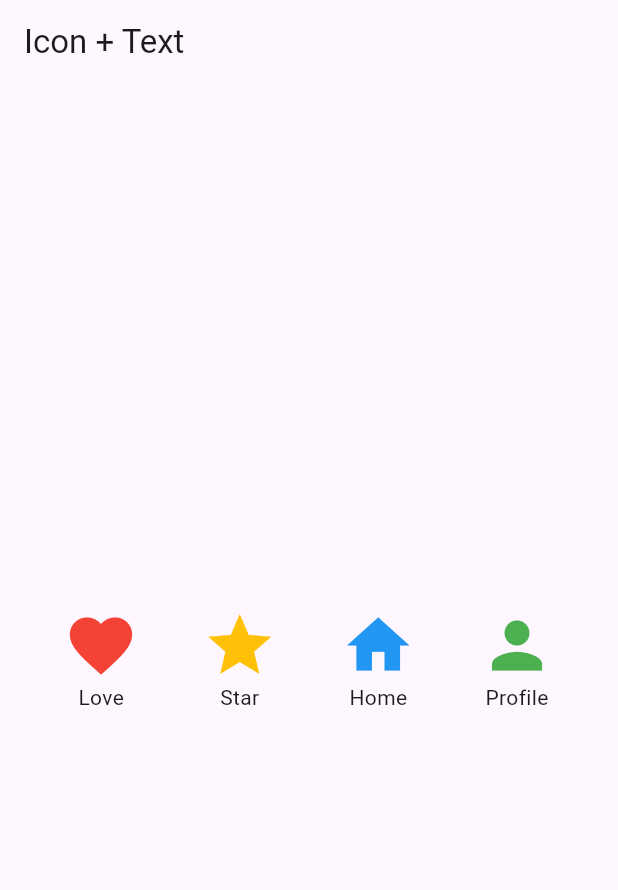
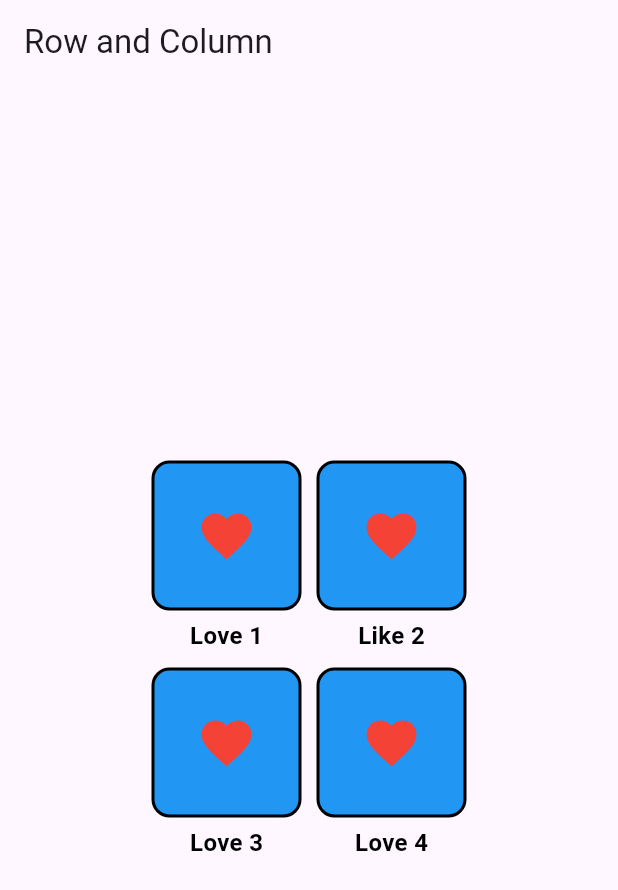
Before and after one commit to sannn-s/Mobile_Praktikum2, a Flutter app: the screen it shows after launch, on a phone screen of 412 x 824 dp. Shown: the top 890 px of the screen. Run offline on Flutter 3.47's test engine with Material 3 defaults, Android fonts, the phone set to English and light mode, and no system bars.

Commit message:
add new images and modify text in KotakBiruJempol widgets

```diff
--- a/lib/main.dart
+++ b/lib/main.dart
@@ -10,41 +10,30 @@ class MyApp extends StatelessWidget {
   @override
   Widget build(BuildContext context) {
     return MaterialApp(
-      title: 'Icon with Text',
+      title: 'Row and Column',
       home: Scaffold(
         appBar: AppBar(
-          title: Text('Icon + Text'),
+          title: Text('Row and Column'),
         ),
         body: Center(
         child: Row(
-            mainAxisAlignment: MainAxisAlignment.spaceEvenly,
+          mainAxisAlignment: MainAxisAlignment.center,
           children: [
             Column(
-                mainAxisSize: MainAxisSize.min,
+              spacing: 10,
+              mainAxisAlignment: MainAxisAlignment.center,
               children: [
-                  Icon(Icons.favorite, color: Colors.red, size: 50),
-                  Text("Love"),
+                 KotakBiruJempol(icon: Icons.favorite, teks: "Love 1"),
+                  KotakBiruJempol(icon: Icons.favorite, teks: "Love 3"),
               ],
             ),
+            SizedBox(width: 10),
             Column(
-                mainAxisSize: MainAxisSize.min,
+              spacing: 10,
+              mainAxisAlignment: MainAxisAlignment.center,
               children: [
-                  Icon(Icons.star, color: Colors.amber, size: 50),
-                  Text("Star"),
-                ],
-              ),
-              Column(
-                mainAxisSize: MainAxisSize.min,
-                children: [
-                  Icon(Icons.home, color: Colors.blue, size: 50),
-                  Text("Home"),
-                ],
-              ),
-              Column(
-                mainAxisSize: MainAxisSize.min,
-                children: [
-                  Icon(Icons.person, color: Colors.green, size: 50),
-                  Text("Profile"),
+                KotakBiruJempol(icon: Icons.favorite, teks: "Like 2"),
+                KotakBiruJempol(icon: Icons.favorite, teks: "Love 4"),
               ],
             ),
           ],
@@ -54,3 +43,42 @@ class MyApp extends StatelessWidget {
     );
   }
 }
+
+class KotakBiruJempol extends StatelessWidget {
+
+  final IconData icon;
+  final String teks;
+
+   KotakBiruJempol({required this.icon, required this.teks});
+
+  @override
+  Widget build(BuildContext context) {
+    return Column(
+      children: [
+     Container(
+      width: 100,
+      height: 100,
+      decoration: BoxDecoration(
+        color: Colors.blue,
+        border: Border.all(color: Colors.black, width: 2),
+        borderRadius: BorderRadius.circular(12),
+      ),
+      child: Icon(
+            icon,
+            color: Colors.red,
+            size: 40,
+          ),
+     ),
+          SizedBox(height: 5),
+          Text(
+            teks,
+            style: TextStyle(
+              color: Colors.black,
+              fontSize: 16,
+              fontWeight: FontWeight.bold,
+            ),
+          ),
+      ],
+    );
+  }
+}
```
Also changed, not shown: image/final modul 2.png (added), image/percobaan modul 2.1.png (added), image/percobaan modul 2.2.png (added), image/percobaan modul 2.3.png (added). Lines whose indentation alone changed are shown as unchanged.
